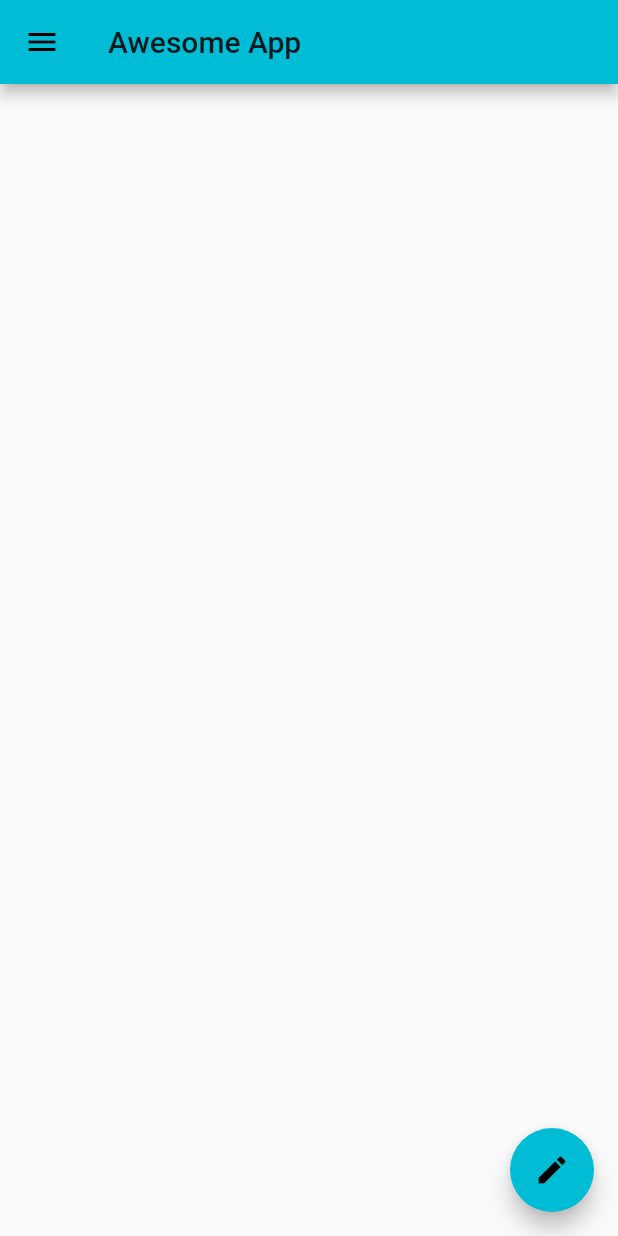
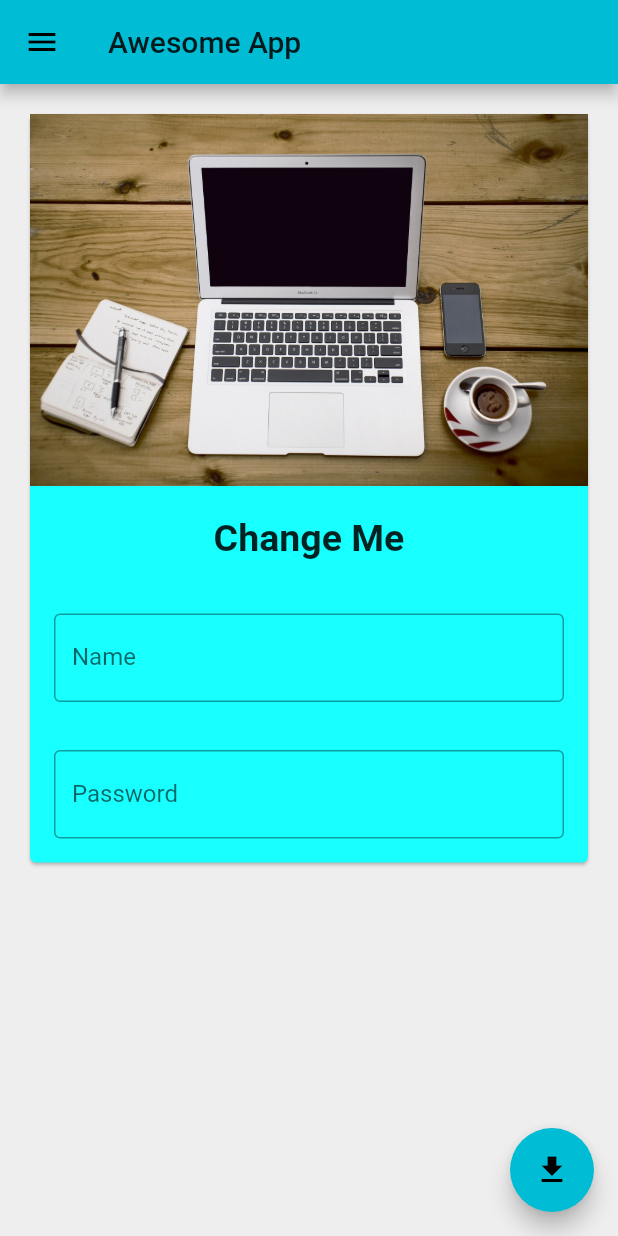
Before and after one commit to yash-flutter/firstapp, a Flutter app: the screen it shows after launch, on a phone screen of 412 x 824 dp. Run offline on Flutter 3.47's test engine with Material 2 defaults, Android fonts, the phone set to English and light mode, and no system bars.

Commit message:
Card|Asset

```diff
--- a/lib/main.dart
+++ b/lib/main.dart
@@ -5,20 +5,81 @@ void main(){
   runApp(MaterialApp(
     title: "Awesome App",
     theme: ThemeData(primarySwatch: Colors.cyan),
+    debugShowCheckedModeBanner: false,
     home:MyApp()
     )
   );
 }
 
-class MyApp extends StatelessWidget {
+class MyApp extends StatefulWidget {
+  @override
+  _MyAppState createState() => _MyAppState();
+}
+
+class _MyAppState extends State<MyApp> {
+  TextEditingController _name = TextEditingController();
+  var mytext="Change Me";
+
+  @override
+  void initState() {
+    super.initState();
+  }
+
   @override
   Widget build(BuildContext context) {
     return Scaffold(
+      backgroundColor: Colors.grey[200],
       appBar:AppBar(title: Text("Awesome App"),),
+
+      body: Padding(
+        padding: const EdgeInsets.all(16.0),
+        child: SingleChildScrollView(
+                  child: Card(
+                    color: Colors.cyanAccent,
+            child:Column(
+              children:<Widget> [
+                Image.asset('assets/bg.jpg',
+                fit: BoxFit.contain),
+                SizedBox(height: 20,),
+                Text(mytext,
+                style: TextStyle(fontSize: 25,
+                fontWeight: FontWeight.bold)),
+                SizedBox(height: 20,),
+                Padding(
+                  padding: const EdgeInsets.all(16.0),
+                  child: TextField(
+                    controller: _name,
+                    keyboardType: TextInputType.text,
+                    decoration: InputDecoration(
+                      hintText:"Enter Something Here",
+                      labelText: "Name",
+                      border: OutlineInputBorder()),
+                  ),
+                ),
+                Padding(
+                  padding: const EdgeInsets.all(16.0),
+                  child: TextField(
+                    obscureText: true,
+                    keyboardType: TextInputType.text,
+                    decoration: InputDecoration(
+                      hintText:"Enter Something Here",
+                      labelText: "Password",
+                      border: OutlineInputBorder()),
+                  ),
+                )
+
+              ],) ,),
+        ),
+      ),
+
+
       floatingActionButton: FloatingActionButton(
 
-        onPressed: (){},
-        child: Icon(Icons.edit),
+        onPressed: (){
+          mytext=_name.text;
+          setState(() {});
+        },
+        child: Icon(Icons.get_app),
 
       ),
 
@@ -29,8 +90,8 @@ class MyApp extends StatelessWidget {
             UserAccountsDrawerHeader(
               accountName: Text("Yash Mehta"),
               accountEmail: Text("admin@yashymehta.com"),
-              currentAccountPicture: CircleAvatar(backgroundImage: NetworkImage('https://avatars2.githubusercontent.com/u/57744045?s=460&u=64e12071dc46351e8c9d3af5a7672bba32dea316&v=4'),),
-            ),
+              currentAccountPicture: CircleAvatar(backgroundImage: NetworkImage('https://avatars2.githubusercontent.com/u/57744045?s=460&u=64e12071dc46351e8c9d3af5a7672bba32dea316&v=4')),
+              ),
             ListTile(
               leading: Icon(Icons.person),
               title: Text("Account"),
@@ -42,7 +103,19 @@ class MyApp extends StatelessWidget {
               title: Text("Email"),
               subtitle: Text("admin@yashymehta.com"),
               trailing: Icon(Icons.send),
-            )
+            ),
+            ListTile(
+              leading: Icon(Icons.phone),
+              title: Text("Phone"),
+              subtitle: Text("7028284121"),
+              trailing: Icon(Icons.message),
+            ),
+            ListTile(
+              leading: Icon(Icons.web),
+              title: Text("Website"),
+              subtitle: Text("www.yashymehta.com"),
+              trailing: Icon(Icons.open_in_browser),
+            ),
           ],
         ),
       ),
--- a/pubspec.yaml
+++ b/pubspec.yaml
@@ -45,8 +45,8 @@ flutter:
   uses-material-design: true
 
   # To add assets to your application, add an assets section, like this:
-  # assets:
-  #   - images/a_dot_burr.jpeg
+  assets:
+    - assets/
   #   - images/a_dot_ham.jpeg
 
   # An image asset can refer to one or more resolution-specific "variants", see
```
Also changed, not shown: assets/bg.jpg (added).
